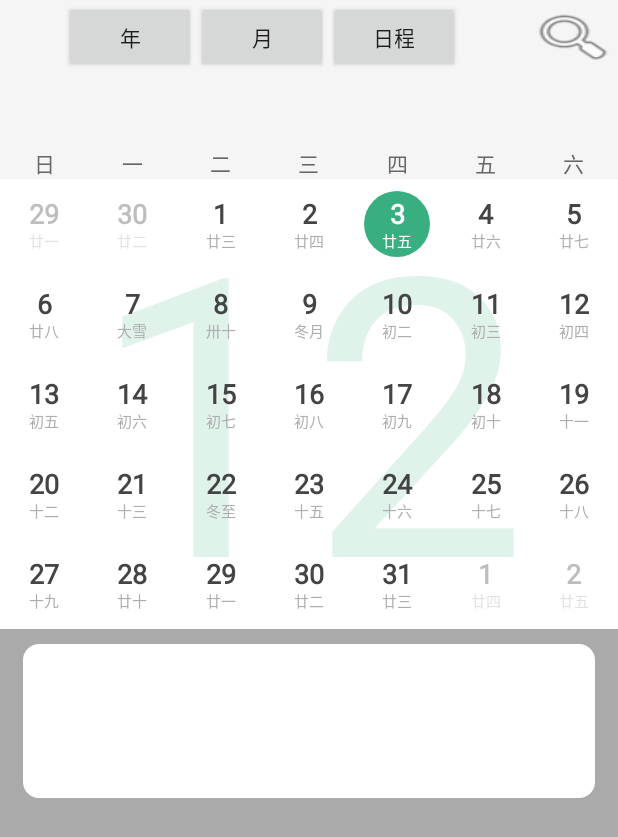
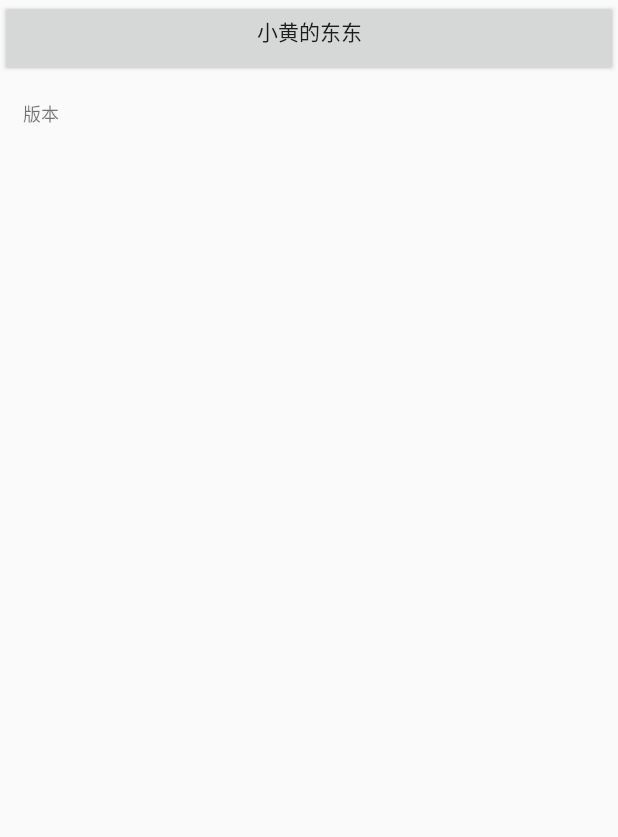
Before and after one commit to LaSeineHuang/calendar, an Android app: the layout activity_main.xml on its own in the app's theme, with its tools: preview values and no code run, on a phone screen of 412 x 824 dp. Shown: the top 837 px of the screen. Run offline under Robolectric (Android 15) with nearby library versions, the phone set to English and light mode, and no system bars.

Commit message:
涛哥我好困

```diff
--- a/app/build.gradle
+++ b/app/build.gradle
@@ -14,7 +14,7 @@ android {
         minSdkVersion 15
         targetSdkVersion 28
         versionCode 2
-        versionName "5.0.1"
+        versionName "2.0.1"
         testInstrumentationRunner "androidx.test.runner.AndroidJUnitRunner"
     }
     buildTypes {
--- a/app/src/main/AndroidManifest.xml
+++ b/app/src/main/AndroidManifest.xml
@@ -11,7 +11,7 @@
         android:roundIcon="@mipmap/ic_launcher_round"
         android:supportsRtl="true"
         android:theme="@style/AppTheme"
-        tools:targetApi="31" >
+        tools:ignore="GoogleAppIndexingWarning" >
         <activity android:name="com.example.calendar.activity.MainActivity">
             <intent-filter>
                 <action android:name="android.intent.action.MAIN" />
@@ -19,6 +19,9 @@
                 <category android:name="android.intent.category.LAUNCHER" />
             </intent-filter>
         </activity>
+        <activity
+            android:name="com.example.calendar.activity.MonthActivity"
+            android:configChanges="orientation|screenSize|keyboardHidden" />
     </application>
 
 </manifest>
--- a/app/src/main/java/com/example/calendar/activity/MonthActivity.java
+++ b/app/src/main/java/com/example/calendar/activity/MonthActivity.java
@@ -34,7 +34,7 @@ import java.util.Map;
  */
 public class MonthActivity extends BaseActivity {
 
-    private Miui10Calendar miui10Calendar;
+    private HuangCalendar miui10Calendar;
 
     private TextView tv_result;
     private TextView tv_data;
@@ -43,7 +43,7 @@ public class MonthActivity extends BaseActivity {
     @Override
     protected void onCreate(@Nullable Bundle savedInstanceState) {
         super.onCreate(savedInstanceState);
-        setContentView(R.layout.activity_main);
+        setContentView(R.layout.activity_month);
         tv_result = findViewById(R.id.tv_result);
         tv_data = findViewById(R.id.tv_data);
         tv_desc = findViewById(R.id.tv_desc);
--- a/app/src/main/res/layout/activity_main.xml
+++ b/app/src/main/res/layout/activity_main.xml
@@ -1,129 +1,44 @@
 <?xml version="1.0" encoding="utf-8"?>
 <LinearLayout xmlns:android="http://schemas.android.com/apk/res/android"
-    xmlns:app="http://schemas.android.com/apk/res-auto"
     android:layout_width="match_parent"
     android:layout_height="match_parent"
-    android:background="#f5f5f5"
     android:orientation="vertical">
 
-    <LinearLayout
+    <androidx.core.widget.NestedScrollView
         android:layout_width="match_parent"
-        android:layout_height="50dp"
-        android:gravity="center"
-        android:orientation="horizontal"
-        android:weightSum="1">
+        android:layout_height="match_parent">
+
 
         <LinearLayout
-            android:layout_width="0dp"
-            android:layout_height="wrap_content"
-            android:layout_weight="0.85"
-            android:orientation="horizontal"
-            android:gravity="center">
+            android:layout_width="match_parent"
+            android:layout_height="match_parent"
+            android:orientation="vertical">
+
 
             <Button
-                android:id="@+id/YearView"
+                android:layout_width="match_parent"
+                android:layout_height="wrap_content"
+                android:onClick="huang"
+                android:paddingTop="10dp"
+                android:paddingBottom="20dp"
+                android:text="小黄的东东"
+                android:textAllCaps="false" />
+
+            <TextView
+                android:id="@+id/tv_version"
                 android:layout_width="wrap_content"
                 android:layout_height="wrap_content"
-                android:text="年" />
+                android:layout_marginRight="15dp"
+                android:layout_marginBottom="50dp"
+                android:paddingLeft="15dp"
+                android:paddingTop="15dp"
+                android:text="版本"
+                android:textSize="12sp" />
 
-            <Button
-                android:id="@+id/MonthView"
-                android:layout_width="wrap_content"
-                android:layout_height="wrap_content"
-                android:text="月" />
 
-            <Button
-                android:id="@+id/Schedule"
-                android:layout_width="wrap_content"
-                android:layout_height="wrap_content"
-                android:text="日程" />
         </LinearLayout>
 
-        <LinearLayout
-            android:layout_width="0dp"
-            android:layout_height="wrap_content"
-            android:layout_weight="0.15"
-            android:gravity="right">
-
-            <Button
-                android:id="@+id/Search"
-                android:layout_width="60dp"
-                android:layout_height="40dp"
-                android:background="@android:drawable/ic_menu_search" />
-        </LinearLayout>
-    </LinearLayout>
-
-
-
-    <TextView
-        android:id="@+id/tv_result"
-        android:layout_width="match_parent"
-        android:layout_height="wrap_content"
-        android:gravity="center"
-        android:padding="15dp" />
-
-    <com.necer.view.WeekBar
-        android:layout_width="match_parent"
-        android:layout_height="wrap_content"
-        android:layout_alignParentBottom="true"
-        android:textColor="#666666" />
-
-
-    <com.necer.calendar.HuangCalendar
-        android:id="@+id/huangCalendar"
-        android:layout_width="match_parent"
-        android:layout_height="match_parent"
-        app:showNumberBackground="true"
-        app:solarTextBold="true">
-
-
-        <androidx.core.widget.NestedScrollView
-            android:layout_width="match_parent"
-            android:layout_height="match_parent"
-            android:background="@android:color/darker_gray">
-
-
-            <LinearLayout
-                android:layout_width="match_parent"
-                android:layout_height="match_parent"
-                android:layout_marginLeft="15dp"
-                android:layout_marginTop="10dp"
-                android:layout_marginRight="15dp"
-                android:layout_marginBottom="15dp"
-                android:background="@drawable/bg_miui10"
-                android:orientation="vertical"
-                android:padding="15dp">
-
-                <TextView
-                    android:id="@+id/tv_data"
-                    android:layout_width="match_parent"
-                    android:layout_height="wrap_content"
-                    android:text=""
-                    android:textColor="#333333"
-                    android:textSize="13sp" />
-
-                <TextView
-                    android:id="@+id/tv_zang"
-                    android:layout_width="match_parent"
-                    android:layout_height="wrap_content"
-                    android:layout_marginTop="10dp"
-                    android:text=""
-                    android:textColor="#666666"
-                    android:textSize="12sp" />
-
-                <TextView
-                    android:id="@+id/tv_desc"
-                    android:layout_width="match_parent"
-                    android:layout_height="wrap_content"
-                    android:layout_marginTop="10dp"
-                    android:text=""
-                    android:textColor="#666666"
-                    android:textSize="12sp"  />
-
-            </LinearLayout>
-        </androidx.core.widget.NestedScrollView>
-
-    </com.necer.calendar.HuangCalendar>
+    </androidx.core.widget.NestedScrollView>
 
 
 </LinearLayout>
```
Also changed, not shown: app/src/main/java/com/example/calendar/activity/MainActivity.java (+16 -5 lines), app/src/main/java/com/example/calendar/activity/Utils.java (added, +27 -0 lines), app/src/main/res/layout/activity_month.xml (added, +129 -0 lines).
